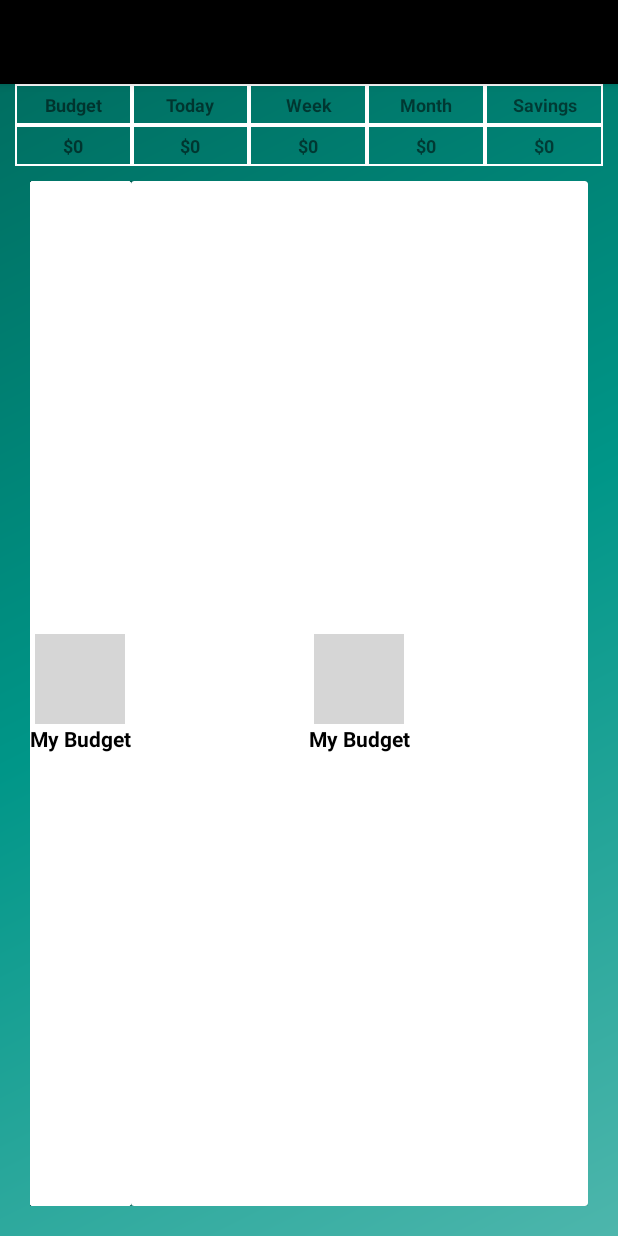
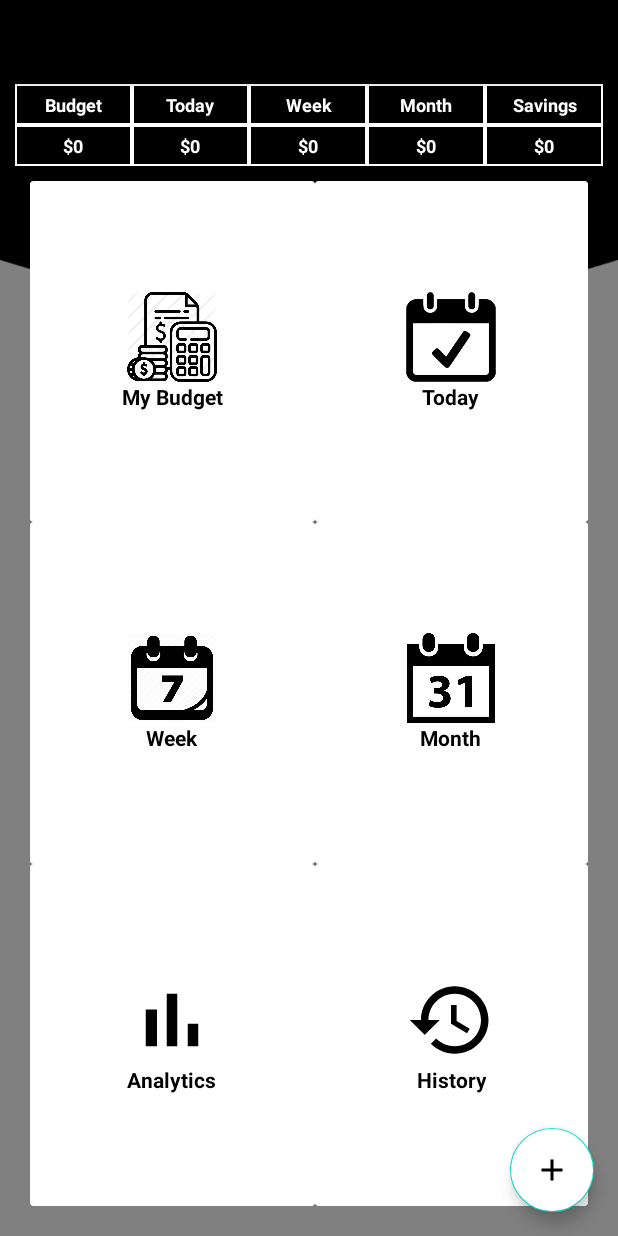
Before and after one commit to ddc-java-14/greentrax, an Android app: the MainActivity screen opened directly, with no data from a screen before it, on a phone screen of 412 x 824 dp. Run offline under Robolectric (Android 15) with nearby library versions, the phone set to English and light mode, and no system bars; our stand-ins replace RxJava, navigation-ui; 3 statements that could not run were skipped; grey boxes are pictures that could not be loaded.

Commit message:
Still not running but major changes to activity_main.xml

```diff
--- a/app/src/main/AndroidManifest.xml
+++ b/app/src/main/AndroidManifest.xml
@@ -1,6 +1,7 @@
 <?xml version="1.0" encoding="utf-8"?>
 
-<manifest xmlns:android="http://schemas.android.com/apk/res/android"
+<manifest
+  xmlns:android="http://schemas.android.com/apk/res/android"
   xmlns:tools="http://schemas.android.com/tools"
   package="edu.cnm.deepdive.greentrax">
 
@@ -21,6 +22,7 @@
       android:name=".controller.LoginActivity"
       android:exported="true">
 
+
       <intent-filter>
 
         <!-- This element declares that this activity is the default (main) activity -->
@@ -36,6 +38,7 @@
       android:name=".controller.MainActivity"
       android:theme="@style/Theme.Greentrax.NoActionBar">
     </activity>
+
   </application>
 
 
--- a/app/src/main/java/edu/cnm/deepdive/greentrax/controller/MainActivity.java
+++ b/app/src/main/java/edu/cnm/deepdive/greentrax/controller/MainActivity.java
@@ -42,20 +42,20 @@ public class MainActivity extends AppCompatActivity {
     });
     binding = ActivityMainBinding.inflate(getLayoutInflater());
     setContentView(binding.getRoot());
-
-   // setSupportActionBar(binding.appBarMain.toolbar);
-    DrawerLayout drawer = binding.drawerLayout;
-    NavigationView navigationView = binding.navView;
+//
+//   // setSupportActionBar(binding.appBarMain.toolbar);
+//    DrawerLayout drawer = binding.drawerLayout;
+//    NavigationView navigationView = binding.navView;
 
     // Passing each menu ID as a set of Ids because each
     // menu should be considered as top level destinations.
 
     appBarConfiguration = new AppBarConfiguration.Builder(R.id.nav_account, R.id.nav_transaction)
-        .setDrawerLayout(drawer)
+//        .setDrawerLayout(drawer)
         .build();
     navController = Navigation.findNavController(this, R.id.nav_host_fragment_content_main);
     NavigationUI.setupActionBarWithNavController(this, navController, appBarConfiguration);
-    NavigationUI.setupWithNavController(navigationView, navController);
+//    NavigationUI.setupWithNavController(navController);
   }
 
   @Override
--- a/app/src/main/java/edu/cnm/deepdive/greentrax/service/GoogleSignInRepository.java
+++ b/app/src/main/java/edu/cnm/deepdive/greentrax/service/GoogleSignInRepository.java
@@ -11,6 +11,7 @@ import com.google.android.gms.auth.api.signin.GoogleSignInClient;
 import com.google.android.gms.auth.api.signin.GoogleSignInOptions;
 import com.google.android.gms.common.api.ApiException;
 import com.google.android.gms.tasks.Task;
+import edu.cnm.deepdive.greentrax.BuildConfig;
 import io.reactivex.Completable;
 import io.reactivex.Single;
 import io.reactivex.SingleOnSubscribe;
--- /dev/null
+++ b/app/src/main/res/drawable/ic_add.xml
@@ -0,0 +1,11 @@
+<?xml version="1.0" encoding="utf-8"?>
+<vector xmlns:android="http://schemas.android.com/apk/res/android"
+  android:width="24dp"
+  android:height="24dp"
+  android:viewportWidth="24"
+  android:viewportHeight="24"
+  android:tint="#fff">
+  <path
+    android:fillColor="#fff"
+    android:pathData="M19,13h-6v6h-2v-6H5v-2h6V5h2v6h6v2z"/>
+</vector>
--- /dev/null
+++ b/app/src/main/res/drawable/ic_analytics.xml
@@ -0,0 +1,11 @@
+<?xml version="1.0" encoding="utf-8"?>
+<vector xmlns:android="http://schemas.android.com/apk/res/android"
+  android:width="24dp"
+  android:height="24dp"
+  android:viewportWidth="24"
+  android:viewportHeight="24"
+  android:tint="#000">
+  <path
+    android:fillColor="#000"
+    android:pathData="M5,9.2h3L8,19L5,19zM10.6,5h2.8v14h-2.8zM16.2,13L19,13v6h-2.8z"/>
+</vector>
--- a/app/src/main/res/drawable/ic_borders.xml
+++ b/app/src/main/res/drawable/ic_borders.xml
@@ -1,5 +1,5 @@
 <?xml version="1.0" encoding="utf-8"?>
-<?xml version="1.0" encoding="utf-8"?>
+
 
 <shape xmlns:android="http://schemas.android.com/apk/res/android">
 
--- /dev/null
+++ b/app/src/main/res/drawable/ic_history.xml
@@ -0,0 +1,11 @@
+<?xml version="1.0" encoding="utf-8"?>
+<vector xmlns:android="http://schemas.android.com/apk/res/android"
+  android:width="24dp"
+  android:height="24dp"
+  android:viewportWidth="24"
+  android:viewportHeight="24"
+  android:tint="#000">
+  <path
+    android:fillColor="#000000"
+    android:pathData="M13,3c-4.97,0 -9,4.03 -9,9L1,12l3.89,3.89 0.07,0.14L9,12L6,12c0,-3.87 3.13,-7 7,-7s7,3.13 7,7 -3.13,7 -7,7c-1.93,0 -3.68,-0.79 -4.94,-2.06l-1.42,1.42C8.27,19.99 10.51,21 13,21c4.97,0 9,-4.03 9,-9s-4.03,-9 -9,-9zM12,8v5l4.28,2.54 0.72,-1.21 -3.5,-2.08L13.5,8L12,8z"/>
+</vector>
--- a/app/src/main/res/layout/activity_main.xml
+++ b/app/src/main/res/layout/activity_main.xml
@@ -6,7 +6,7 @@
   xmlns:tools="http://schemas.android.com/tools"
   android:layout_width="match_parent"
   android:layout_height="match_parent"
-  android:background="@drawable/side_nav_bar"
+  android:background="@drawable/ic_background"
   tools:context=".controller.MainActivity">
 
   <androidx.appcompat.widget.Toolbar
@@ -35,6 +35,7 @@
         android:text="Budget"
         android:gravity="center"
         android:textStyle="bold"
+        android:textColor="@color/white"
         android:background="@drawable/ic_borders"
         android:padding="5dp"
         android:textSize="12sp"/>
@@ -46,6 +47,7 @@
         android:text="Today"
         android:gravity="center"
         android:textStyle="bold"
+        android:textColor="@color/white"
         android:background="@drawable/ic_borders"
         android:padding="5dp"
         android:textSize="12sp"/>
@@ -57,6 +59,7 @@
         android:text="Week"
         android:gravity="center"
         android:textStyle="bold"
+        android:textColor="@color/white"
         android:background="@drawable/ic_borders"
         android:padding="5dp"
         android:textSize="12sp"/>
@@ -67,6 +70,7 @@
         android:text="Month"
         android:gravity="center"
         android:textStyle="bold"
+        android:textColor="@color/white"
         android:background="@drawable/ic_borders"
         android:padding="5dp"
         android:textSize="12sp"/>
@@ -78,6 +82,7 @@
         android:text="Savings"
         android:gravity="center"
         android:textStyle="bold"
+        android:textColor="@color/white"
         android:background="@drawable/ic_borders"
         android:padding="5dp"
         android:textSize="12sp"/>
@@ -94,6 +99,7 @@
         android:text="$0"
         android:gravity="center"
         android:textStyle="bold"
+        android:textColor="@color/white"
         android:background="@drawable/ic_borders"
         android:padding="5dp"
         android:textSize="12sp"/>
@@ -106,6 +112,7 @@
         android:text="$0"
         android:gravity="center"
         android:textStyle="bold"
+        android:textColor="@color/white"
         android:background="@drawable/ic_borders"
         android:padding="5dp"
         android:textSize="12sp"/>
@@ -118,6 +125,7 @@
         android:text="$0"
         android:gravity="center"
         android:textStyle="bold"
+        android:textColor="@color/white"
         android:background="@drawable/ic_borders"
         android:padding="5dp"
         android:textSize="12sp"/>
@@ -130,6 +138,7 @@
         android:text="$0"
         android:gravity="center"
         android:textStyle="bold"
+        android:textColor="@color/white"
         android:background="@drawable/ic_borders"
         android:padding="5dp"
         android:textSize="12sp"/>
@@ -142,12 +151,12 @@
         android:text="$0"
         android:gravity="center"
         android:textStyle="bold"
+        android:textColor="@color/white"
         android:background="@drawable/ic_borders"
         android:padding="5dp"
         android:textSize="12sp"/>
 
     </TableRow>
-
 
 
   </TableLayout>
@@ -169,6 +178,8 @@ android:layout_marginTop="10dp"
       android:layout_width="match_parent"
       android:layout_height="match_parent">
 
+
+<!--Budget-->
       <androidx.cardview.widget.CardView
         android:id="@+id/budget_card_view"
         android:layout_width="wrap_content"
@@ -177,6 +188,46 @@ android:layout_marginTop="10dp"
         android:layout_column="0"
         android:layout_gravity="fill"
         android:layout_rowWeight="1"
+        android:layout_columnWeight="1"
+        android:layout_margin="0dp"
+        android:background="@color/white">
+
+        <LinearLayout
+          android:layout_width="wrap_content"
+          android:layout_height="wrap_content"
+          android:orientation="vertical"
+          android:gravity="center"
+          android:layout_gravity="center_vertical|center_horizontal">
+
+          <ImageView
+            android:layout_width="60dp"
+            android:layout_height="60dp"
+            android:src="@drawable/ic_budget"/>
+
+          <TextView
+            android:layout_width="wrap_content"
+            android:layout_height="wrap_content"
+            android:text="My Budget"
+            android:textStyle="bold"
+            android:textColor="@color/black"
+            android:textAlignment="center">
+
+          </TextView>
+
+        </LinearLayout>
+
+
+      </androidx.cardview.widget.CardView>
+<!--Today-->
+      <androidx.cardview.widget.CardView
+        android:id="@+id/today_card_view"
+        android:layout_width="wrap_content"
+        android:layout_height="wrap_content"
+        android:layout_row="0"
+        android:layout_column="1"
+        android:layout_gravity="fill"
+        android:layout_rowWeight="1"
+        android:layout_columnWeight="1"
         android:layout_margin="0dp"
         android:background="#fff">
 
@@ -190,7 +241,7 @@ android:layout_marginTop="10dp"
           <ImageView
             android:layout_width="60dp"
             android:layout_height="60dp"
-            android:src="@drawable/ic_launcher_foreground"/>
+            android:src="@drawable/ic_today"/>
 
           <TextView
             android:layout_width="wrap_content"
@@ -206,15 +257,16 @@ android:layout_marginTop="10dp"
 
 
       </androidx.cardview.widget.CardView>
-
+<!--Week-->
       <androidx.cardview.widget.CardView
-        android:id="@+id/today_card_view"
+        android:id="@+id/week_card_view"
         android:layout_width="wrap_content"
         android:layout_height="wrap_content"
-        android:layout_row="0"
-        android:layout_column="1"
+        android:layout_row="1"
+        android:layout_column="0"
         android:layout_gravity="fill"
         android:layout_rowWeight="1"
+        android:layout_columnWeight="1"
         android:layout_margin="0dp"
         android:background="#fff">
 
@@ -228,12 +280,12 @@ android:layout_marginTop="10dp"
           <ImageView
             android:layout_width="60dp"
             android:layout_height="60dp"
-            android:src="@drawable/ic_launcher_foreground"/>
+            android:src="@drawable/ic_week"/>
 
           <TextView
             android:layout_width="wrap_content"
             android:layout_height="wrap_content"
-            android:text="My Budget"
+            android:text="Week"
             android:textStyle="bold"
             android:textColor="@color/black"
             android:textAlignment="center">
@@ -244,15 +296,16 @@ android:layout_marginTop="10dp"
 
 
       </androidx.cardview.widget.CardView>
-
+<!--Month-->
       <androidx.cardview.widget.CardView
-        android:id="@+id/budget_card_view"
+        android:id="@+id/month_card_view"
         android:layout_width="wrap_content"
         android:layout_height="wrap_content"
-        android:layout_row="0"
-        android:layout_column="0"
+        android:layout_row="1"
+        android:layout_column="1"
         android:layout_gravity="fill"
         android:layout_rowWeight="1"
+        android:layout_columnWeight="1"
         android:layout_margin="0dp"
         android:background="#fff">
 
@@ -266,12 +319,12 @@ android:layout_marginTop="10dp"
           <ImageView
             android:layout_width="60dp"
             android:layout_height="60dp"
-            android:src="@drawable/ic_launcher_foreground"/>
+            android:src="@drawable/ic_month"/>
 
           <TextView
             android:layout_width="wrap_content"
             android:layout_height="wrap_content"
-            android:text="My Budget"
+            android:text="Month"
             android:textStyle="bold"
             android:textColor="@color/black"
             android:textAlignment="center">
@@ -282,15 +335,16 @@ android:layout_marginTop="10dp"
 
 
       </androidx.cardview.widget.CardView>
-
+<!--Analytics-->
       <androidx.cardview.widget.CardView
-        android:id="@+id/budget_card_view"
+        android:id="@+id/analytics_card_view"
         android:layout_width="wrap_content"
         android:layout_height="wrap_content"
-        android:layout_row="0"
+        android:layout_row="2"
         android:layout_column="0"
         android:layout_gravity="fill"
         android:layout_rowWeight="1"
+        android:layout_columnWeight="1"
         android:layout_margin="0dp"
         android:background="#fff">
 
@@ -304,12 +358,12 @@ android:layout_marginTop="10dp"
           <ImageView
             android:layout_width="60dp"
             android:layout_height="60dp"
-            android:src="@drawable/ic_launcher_foreground"/>
+            android:src="@drawable/ic_analytics"/>
 
           <TextView
             android:layout_width="wrap_content"
             android:layout_height="wrap_content"
-            android:text="My Budget"
+            android:text="Analytics"
             android:textStyle="bold"
             android:textColor="@color/black"
             android:textAlignment="center">
@@ -320,15 +374,16 @@ android:layout_marginTop="10dp"
 
 
       </androidx.cardview.widget.CardView>
-
+<!--History-->
       <androidx.cardview.widget.CardView
-        android:id="@+id/budget_card_view"
+        android:id="@+id/history_card_view"
         android:layout_width="wrap_content"
         android:layout_height="wrap_content"
-        android:layout_row="0"
-        android:layout_column="0"
+        android:layout_row="2"
+        android:layout_column="1"
         android:layout_gravity="fill"
         android:layout_rowWeight="1"
+        android:layout_columnWeight="1"
         android:layout_margin="0dp"
         android:background="#fff">
 
@@ -342,12 +397,12 @@ android:layout_marginTop="10dp"
           <ImageView
             android:layout_width="60dp"
             android:layout_height="60dp"
-            android:src="@drawable/ic_launcher_foreground"/>
+            android:src="@drawable/ic_history"/>
 
           <TextView
             android:layout_width="wrap_content"
             android:layout_height="wrap_content"
-            android:text="My Budget"
+            android:text="History"
             android:textStyle="bold"
             android:textColor="@color/black"
             android:textAlignment="center">
@@ -359,46 +414,21 @@ android:layout_marginTop="10dp"
 
       </androidx.cardview.widget.CardView>
 
-      <androidx.cardview.widget.CardView
-        android:id="@+id/budget_card_view"
+    </GridLayout>
+
+    <!--Floating action button-->
+    <com.google.android.material.floatingactionbutton.FloatingActionButton
+      android:id="@+id/fab"
       android:layout_width="wrap_content"
       android:layout_height="wrap_content"
-        android:layout_row="0"
-        android:layout_column="0"
-        android:layout_gravity="fill"
-        android:layout_rowWeight="1"
-        android:layout_margin="0dp"
-        android:background="#fff">
-
-        <LinearLayout
-          android:layout_width="wrap_content"
-          android:layout_height="wrap_content"
-          android:orientation="vertical"
-          android:gravity="center"
-          android:layout_gravity="center_vertical|center_horizontal">
-
-          <ImageView
-            android:layout_width="60dp"
-            android:layout_height="60dp"
-            android:src="@drawable/ic_launcher_foreground"/>
-
-          <TextView
-            android:layout_width="wrap_content"
-            android:layout_height="wrap_content"
-            android:text="My Budget"
-            android:textStyle="bold"
-            android:textColor="@color/black"
-            android:textAlignment="center">
-
-          </TextView>
-
-        </LinearLayout>
+      android:layout_gravity="bottom|end"
+      app:fabSize="normal"
+      android:backgroundTint="@color/white"
+      android:src="@drawable/ic_add"
+      android:layout_margin="16dp"
+      android:contentDescription="TODO"/>
 
 
-      </androidx.cardview.widget.CardView>
-
-
-    </GridLayout>
 
   </androidx.coordinatorlayout.widget.CoordinatorLayout>
 
--- a/app/src/main/res/values/strings.xml
+++ b/app/src/main/res/values/strings.xml
@@ -43,4 +43,5 @@
   <string name="nav_header_desc">Navigation Header</string>
 
 
+
 </resources>
```
Also changed, not shown: app/build.gradle (+26 -7 lines), app/src/main/res/drawable/ic_background.jpg (added), app/src/main/res/drawable/ic_budget.png (added), app/src/main/res/drawable/ic_month.jpg (added), app/src/main/res/drawable/ic_today.png (added), app/src/main/res/drawable/ic_week.png (added). Lines whose indentation alone changed are shown as unchanged.
